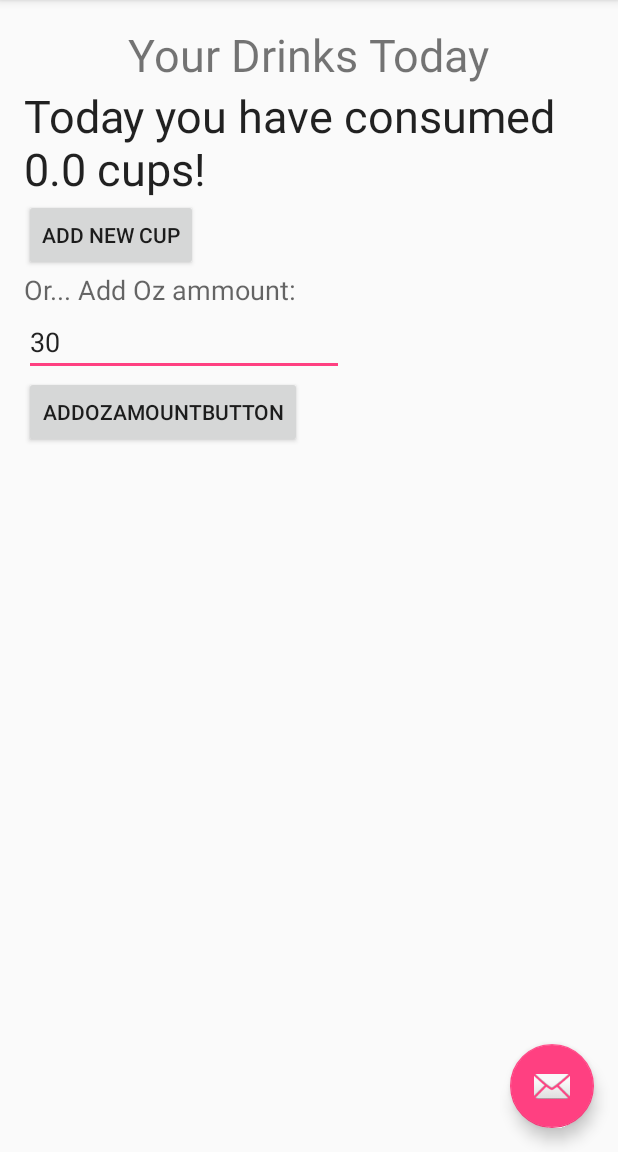
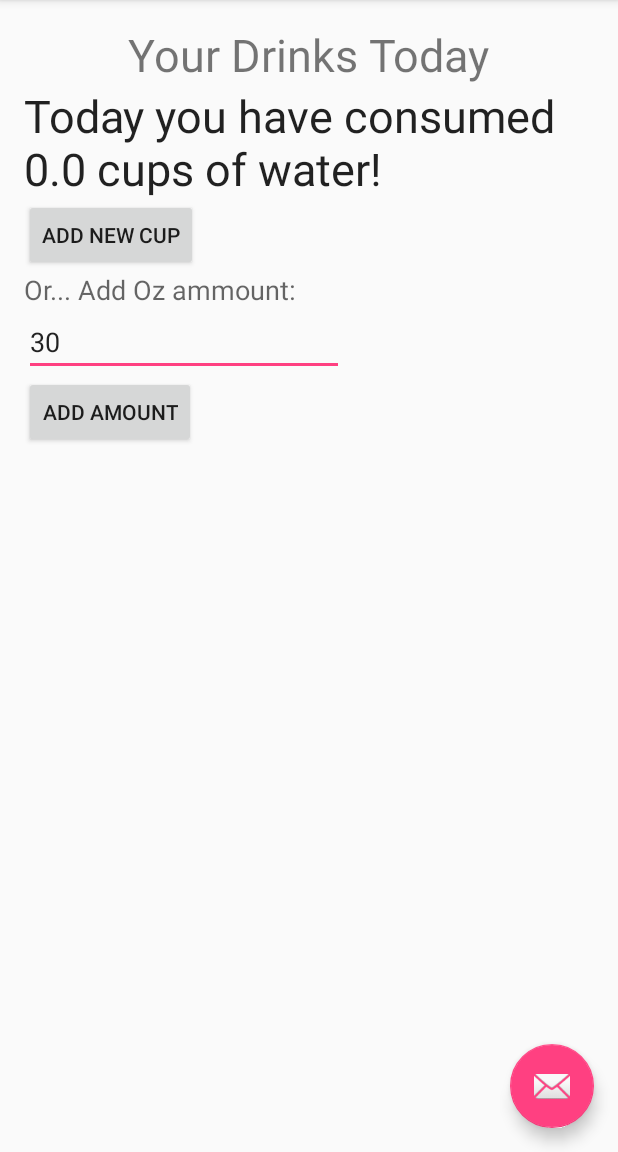
Before and after one commit to mateoacebedoe/DrinksTracker, an Android app: the screen it shows after launch (MainActivity), on a phone screen of 412 x 824 dp, the part 84-1236 px from its top. Run offline under Robolectric (Android 15) with nearby library versions, the phone set to English and light mode, and no system bars.

Commit message:
improved the text displayed in the home screen

```diff
--- a/app/src/main/java/com/example/chwt/drinkstracker/MainActivity.java
+++ b/app/src/main/java/com/example/chwt/drinkstracker/MainActivity.java
@@ -83,7 +83,7 @@ public class MainActivity extends AppCompatActivity {
 
         String drinksLog = "";
         Double todaysQuantity = Drink.getTodaysQuantityInCups(context);
-        displayDrinksTextBox.setText("Today you have consumed " + todaysQuantity.toString() + " cups!");
+        displayDrinksTextBox.setText("Today you have consumed " + todaysQuantity.toString() + " cups of water!");
     }
 
     private void addSaveNewCupListenerToButton(Button button, final Context context){
--- a/app/src/main/res/layout/content_main.xml
+++ b/app/src/main/res/layout/content_main.xml
@@ -47,7 +47,7 @@
     <Button
         android:layout_width="wrap_content"
         android:layout_height="wrap_content"
-        android:text="AddOzAmountButton"
+        android:text="Add Amount"
         android:id="@+id/AddOzAmountButton"
         android:layout_below="@+id/AddOzAmountValue"
         android:layout_alignParentLeft="true"
```
